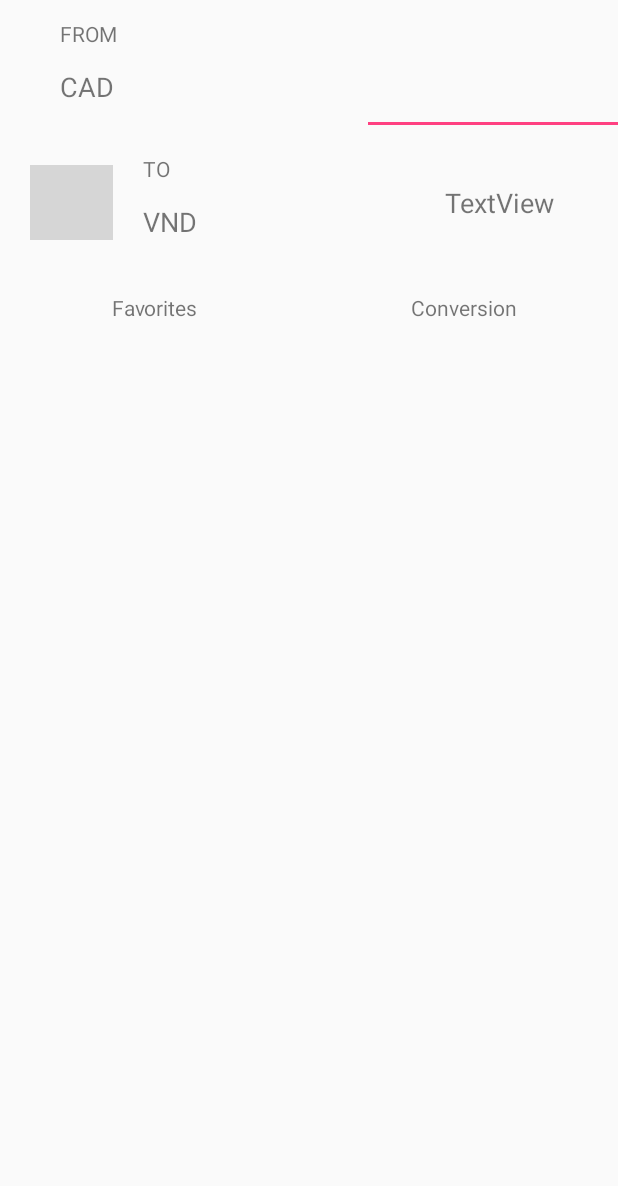
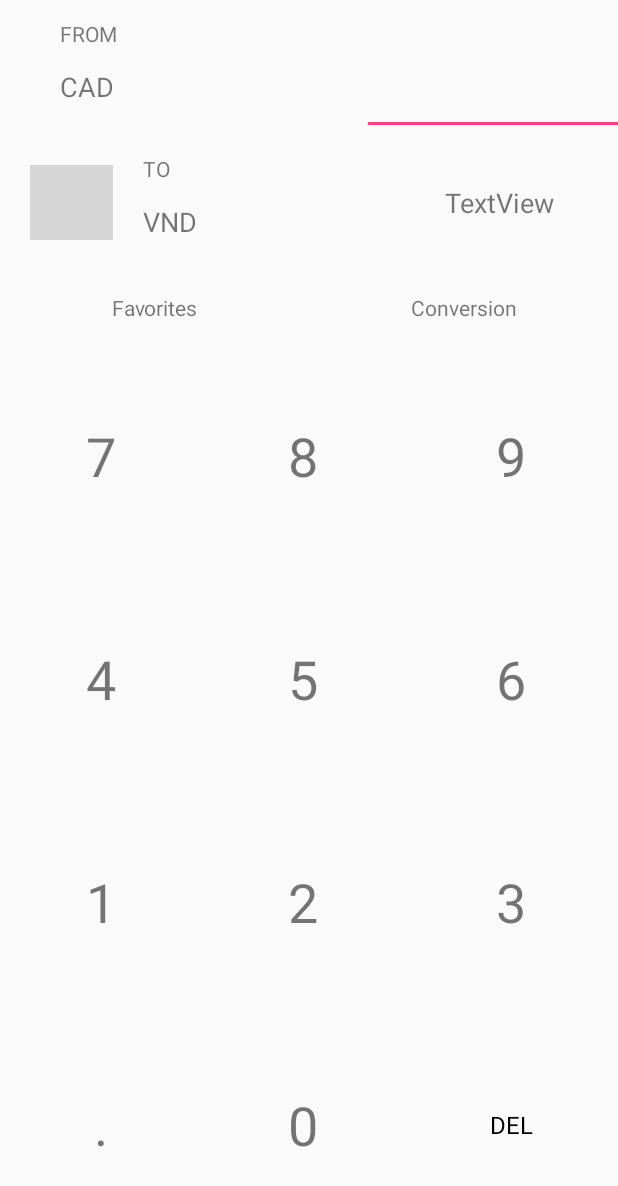
Before and after one commit to nhan-tri-nguyen/CurrentCConverter, an Android app: the layout fragment_conversion.xml on its own in the app's theme, with its tools: preview values and no code run, on a phone screen of 412 x 824 dp. Shown: the top 1186 px of the screen. Run offline under Robolectric (Android 15) with nearby library versions, the phone set to English and light mode, and no system bars; grey boxes are pictures that could not be loaded.

Commit message:
Add keyboard to conversion layout

```diff
--- a/app/src/main/res/layout/fragment_conversion.xml
+++ b/app/src/main/res/layout/fragment_conversion.xml
@@ -141,11 +141,128 @@
             android:columnCount="3"
             android:rowCount="4">
 
+            <TextView
+                android:id="@+id/textView8"
+                android:layout_width="wrap_content"
+                android:layout_height="wrap_content"
+                android:layout_columnWeight="1"
+                android:layout_rowWeight="1"
+                android:gravity="center"
+                android:text="7"
+                android:textSize="36sp" />
+
+            <TextView
+                android:id="@+id/textView7"
+                android:layout_width="wrap_content"
+                android:layout_height="wrap_content"
+                android:layout_columnWeight="1"
+                android:layout_rowWeight="1"
+                android:gravity="center"
+                android:text="8"
+                android:textSize="36sp" />
+
+            <TextView
+                android:id="@+id/textView6"
+                android:layout_width="wrap_content"
+                android:layout_height="wrap_content"
+                android:layout_columnWeight="1"
+                android:layout_rowWeight="1"
+                android:gravity="center"
+                android:text="9"
+                android:textSize="36sp" />
+
+            <TextView
+                android:id="@+id/textView5"
+                android:layout_width="wrap_content"
+                android:layout_height="wrap_content"
+                android:layout_columnWeight="1"
+                android:layout_rowWeight="1"
+                android:gravity="center"
+                android:text="4"
+                android:textSize="36sp" />
+
+            <TextView
+                android:id="@+id/textView4"
+                android:layout_width="wrap_content"
+                android:layout_height="wrap_content"
+                android:layout_columnWeight="1"
+                android:layout_rowWeight="1"
+                android:gravity="center"
+                android:text="5"
+                android:textSize="36sp" />
+
+            <TextView
+                android:id="@+id/textView3"
+                android:layout_width="wrap_content"
+                android:layout_height="wrap_content"
+                android:layout_columnWeight="1"
+                android:layout_rowWeight="1"
+                android:gravity="center"
+                android:text="6"
+                android:textSize="36sp" />
+
+            <TextView
+                android:id="@+id/textView9"
+                android:layout_width="wrap_content"
+                android:layout_height="wrap_content"
+                android:layout_columnWeight="1"
+                android:layout_rowWeight="1"
+                android:gravity="center"
+                android:text="1"
+                android:textSize="36sp" />
+
+            <TextView
+                android:id="@+id/textView10"
+                android:layout_width="wrap_content"
+                android:layout_height="wrap_content"
+                android:layout_columnWeight="1"
+                android:layout_rowWeight="1"
+                android:gravity="center"
+                android:text="2"
+                android:textSize="36sp" />
+
+            <TextView
+                android:id="@+id/textView11"
+                android:layout_width="wrap_content"
+                android:layout_height="wrap_content"
+                android:layout_columnWeight="1"
+                android:layout_rowWeight="1"
+                android:gravity="center"
+                android:text="3"
+                android:textSize="36sp" />
+
+            <TextView
+                android:id="@+id/textView12"
+                android:layout_width="wrap_content"
+                android:layout_height="wrap_content"
+                android:layout_columnWeight="1"
+                android:layout_rowWeight="1"
+                android:gravity="center"
+                android:text="."
+                android:textSize="36sp" />
+
+            <TextView
+                android:id="@+id/textView13"
+                android:layout_width="wrap_content"
+                android:layout_height="wrap_content"
+                android:layout_columnWeight="1"
+                android:layout_rowWeight="1"
+                android:gravity="center"
+                android:text="0"
+                android:textSize="36sp" />
+
+            <TextView
+                android:id="@+id/textView14"
+                android:layout_width="wrap_content"
+                android:layout_height="wrap_content"
+                android:layout_columnWeight="1"
+                android:layout_rowWeight="1"
+                android:gravity="center"
+                android:text="DEL"
+                android:textColor="@android:color/black"
+                android:textSize="16sp" />
+
         </GridLayout>
 
-        <LinearLayout
-            android:layout_width="100dp"
-            android:layout_height="match_parent"
-            android:orientation="vertical"></LinearLayout>
     </LinearLayout>
 </LinearLayout>
```
